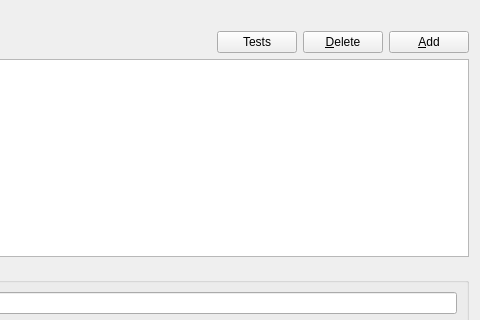
This is question_form.ui in cogranpm/qttabsample as Qt 5 draws it before an edit; both pictures show x 184 to 664 and y 0 to 320 of the 664 by 591 pixel window. The edited form follows.
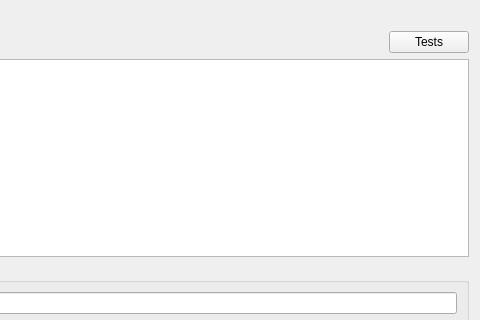
This is the edited form.

Diff of the .ui file:
```diff
--- a/question_form.ui
+++ b/question_form.ui
@@ -43,35 +43,6 @@
        </property>
       </widget>
      </item>
-     <item>
-      <widget class="QPushButton" name="btnDelete">
-       <property name="maximumSize">
-        <size>
-         <width>120</width>
-         <height>16777215</height>
-        </size>
-       </property>
-       <property name="text">
-        <string>&amp;Delete</string>
-       </property>
-      </widget>
-     </item>
-     <item>
-      <widget class="QPushButton" name="btnAdd">
-       <property name="maximumSize">
-        <size>
-         <width>120</width>
-         <height>16777215</height>
-        </size>
-       </property>
-       <property name="text">
-        <string>&amp;Add</string>
-       </property>
-       <property name="shortcut">
-        <string>Ctrl+N</string>
-       </property>
-      </widget>
-     </item>
     </layout>
    </item>
    <item>
```
